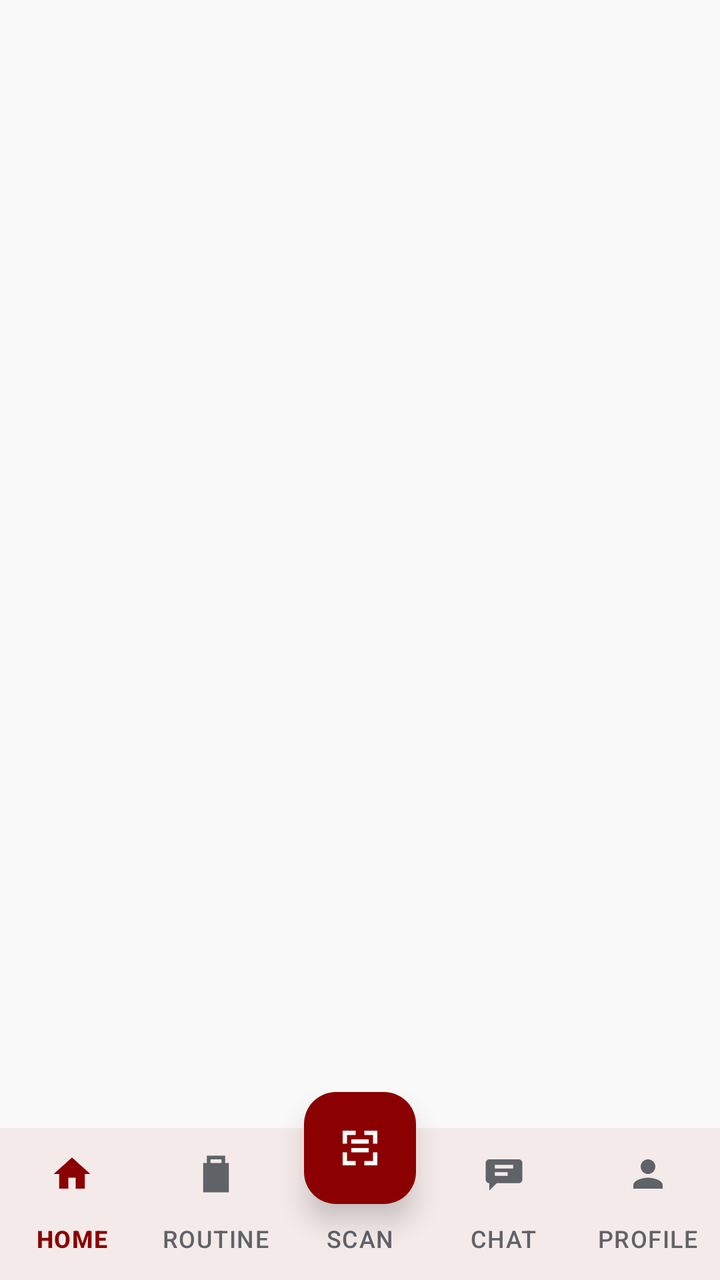
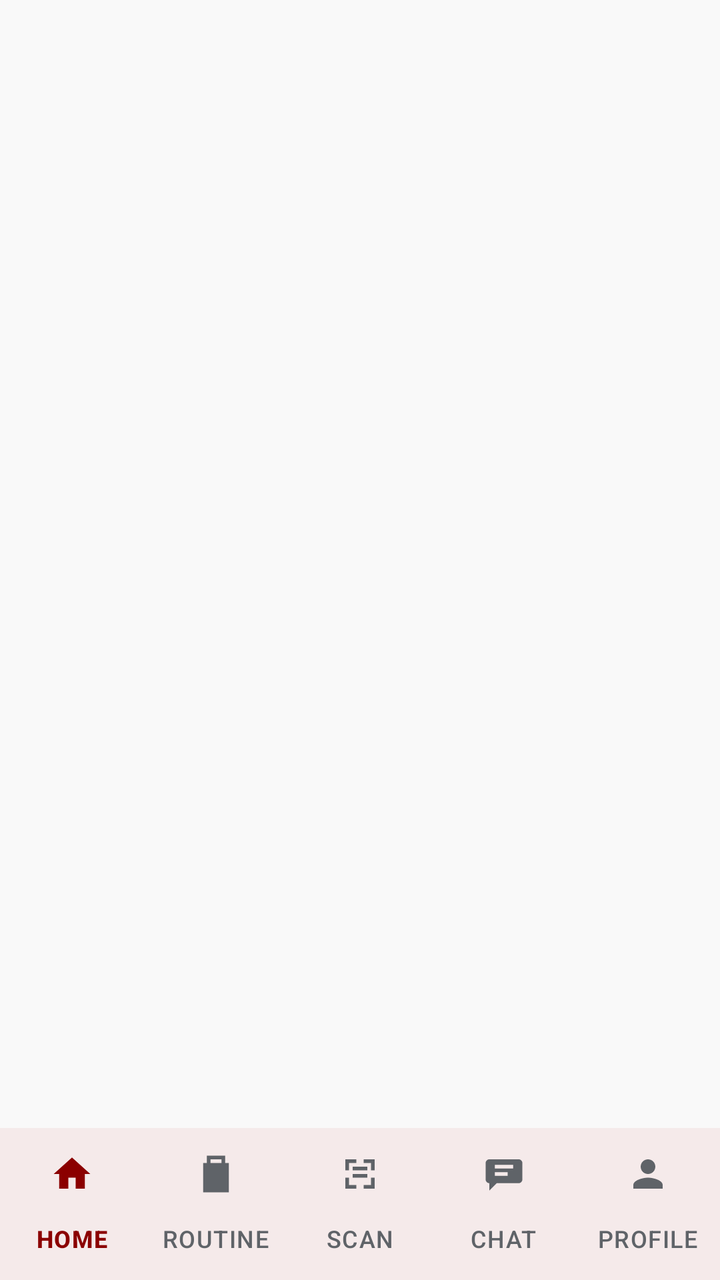

Screens rendered from an Android XML layout before and after an edit, with the pre-edit source and the edit as a unified diff.
<!-- AndroidManifest.xml: application theme Theme.TirTirMCommerce -->
<!-- res/layout/activity_main.xml -->
<?xml version="1.0" encoding="utf-8"?>
<androidx.constraintlayout.widget.ConstraintLayout xmlns:android="http://schemas.android.com/apk/res/android"
    xmlns:app="http://schemas.android.com/apk/res-auto"
    xmlns:tools="http://schemas.android.com/tools"
    android:id="@+id/main"
    android:layout_width="match_parent"
    android:layout_height="match_parent"
    tools:context=".MainActivity">

    <FrameLayout
        android:id="@+id/fragmentContainer"
        android:layout_width="0dp"
        android:layout_height="0dp"
        app:layout_constraintBottom_toTopOf="@+id/bottomNavigationView"
        app:layout_constraintEnd_toEndOf="parent"
        app:layout_constraintStart_toStartOf="parent"
        app:layout_constraintTop_toTopOf="parent" />

    <com.google.android.material.bottomnavigation.BottomNavigationView
        android:id="@+id/bottomNavigationView"
        android:layout_width="0dp"
        android:layout_height="76dp"
        android:background="@color/tirtir_white"
        android:elevation="10dp"
        app:itemIconTint="@color/bottom_nav_color"
        app:itemTextColor="@color/bottom_nav_color"
        app:itemIconSize="22dp"
        app:itemActiveIndicatorStyle="@style/Widget.Material3.BottomNavigationView.ActiveIndicator"
        app:labelVisibilityMode="labeled"
        app:itemRippleColor="@color/tirtir_red_surface"
        app:layout_constraintBottom_toBottomOf="parent"
        app:layout_constraintEnd_toEndOf="parent"
        app:layout_constraintStart_toStartOf="parent"
        app:menu="@menu/bottom_nav_menu" />

    <com.google.android.material.floatingactionbutton.FloatingActionButton
        android:id="@+id/fabScan"
        android:layout_width="wrap_content"
        android:layout_height="wrap_content"
        android:src="@drawable/ic_scan"
        app:backgroundTint="@color/tirtir_red_primary"
        app:tint="@color/tirtir_white"
        app:borderWidth="0dp"
        app:elevation="8dp"
        app:maxImageSize="26dp"
        app:fabCustomSize="56dp"
        app:layout_constraintBottom_toBottomOf="parent"
        app:layout_constraintEnd_toEndOf="parent"
        app:layout_constraintStart_toStartOf="parent"
        android:layout_marginBottom="38dp"
        android:contentDescription="Scan" />

</androidx.constraintlayout.widget.ConstraintLayout>
<!-- resources referenced by this layout -->
<resources>
  <color name="tirtir_red_primary">#8B0000</color>
  <color name="tirtir_red_surface">#FFF4F3</color>
  <color name="tirtir_white">#FFFFFF</color>
  <!-- drawable ic_scan (drawable) -->
  <vector xmlns:android="http://schemas.android.com/apk/res/android"
      android:width="24dp"
      android:height="24dp"
      android:viewportWidth="24"
      android:viewportHeight="24"
      android:tint="?attr/colorControlNormal">
      <path
          android:fillColor="#FF000000"
          android:pathData="M4,4h6v2H6v4H4V4zM14,4h6v6h-2V6h-4V4zM6,14v4h4v2H4v-6h2zM18,18v-4h2v6h-6v-2h4zM8,8h8v2H8V8zM8,12h8v2H8v-2z" />
  </vector>
  <style name="Theme.TirTirMCommerce" parent="Base.Theme.TirTirMCommerce" />
  <style name="Base.Theme.TirTirMCommerce" parent="Theme.Material3.DayNight.NoActionBar">
          
          <item name="colorPrimary">@color/tirtir_red_primary</item>
          <item name="colorPrimaryDark">@color/tirtir_red_dark</item>
          <item name="colorPrimaryContainer">@color/tirtir_red_surface</item>
  
          
          <item name="colorOnPrimary">@color/tirtir_white</item>
          <item name="colorOnPrimaryContainer">@color/tirtir_red_primary</item>
  
          
          <item name="colorSecondary">@color/tirtir_black</item>
          <item name="colorOnSecondary">@color/tirtir_white</item>
          <item name="colorSecondaryContainer">@color/tirtir_red_surface</item>
          <item name="colorOnSecondaryContainer">@color/tirtir_red_primary</item>
  
          
          <item name="colorSurface">@color/tirtir_white</item>
          <item name="colorOnSurface">@color/tirtir_black</item>
          <item name="colorSurfaceVariant">@color/tirtir_off_white</item>
  
          
          <item name="android:windowBackground">@color/tirtir_off_white</item>
          <item name="android:statusBarColor">@color/tirtir_white</item>
          <item name="android:windowLightStatusBar">true</item>
  
          
          <item name="colorError">@color/tirtir_error</item>
      </style>
  <color name="tirtir_red_dark">#610000</color>
  <color name="tirtir_black">#1A1C1C</color>
  <color name="tirtir_off_white">#F9F9F9</color>
  <color name="tirtir_error">#D32F2F</color>
</resources>

<!-- the commit's change to res/layout/activity_main.xml (unified diff, before → after) -->
@@ -38,6 +38,7 @@
         android:layout_width="wrap_content"
         android:layout_height="wrap_content"
         android:src="@drawable/ic_scan"
+        android:visibility="gone"
         app:backgroundTint="@color/tirtir_red_primary"
         app:tint="@color/tirtir_white"
         app:borderWidth="0dp"
